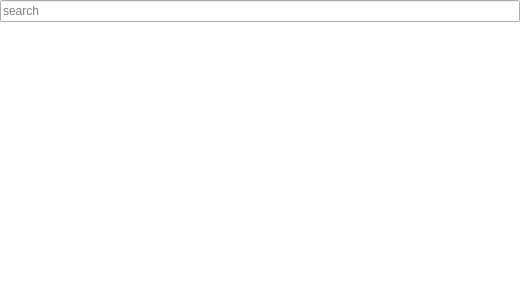
The window that src/shotcut/RecentDock/recentdock.ui (hansewu/MovieMator) describes before a commit, drawn with Qt 5.
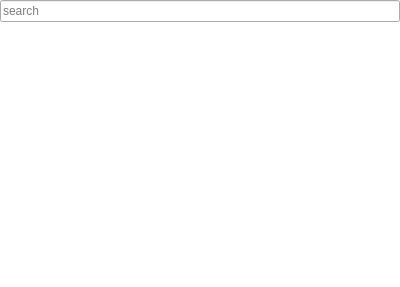
The same window after the commit. Icons and pictures are not drawn. Custom widgets are drawn as their Qt base class.

```diff
--- a/src/shotcut/RecentDock/recentdock.ui
+++ b/src/shotcut/RecentDock/recentdock.ui
@@ -6,7 +6,7 @@
    <rect>
     <x>0</x>
     <y>0</y>
-    <width>520</width>
+    <width>400</width>
     <height>287</height>
    </rect>
   </property>
```
